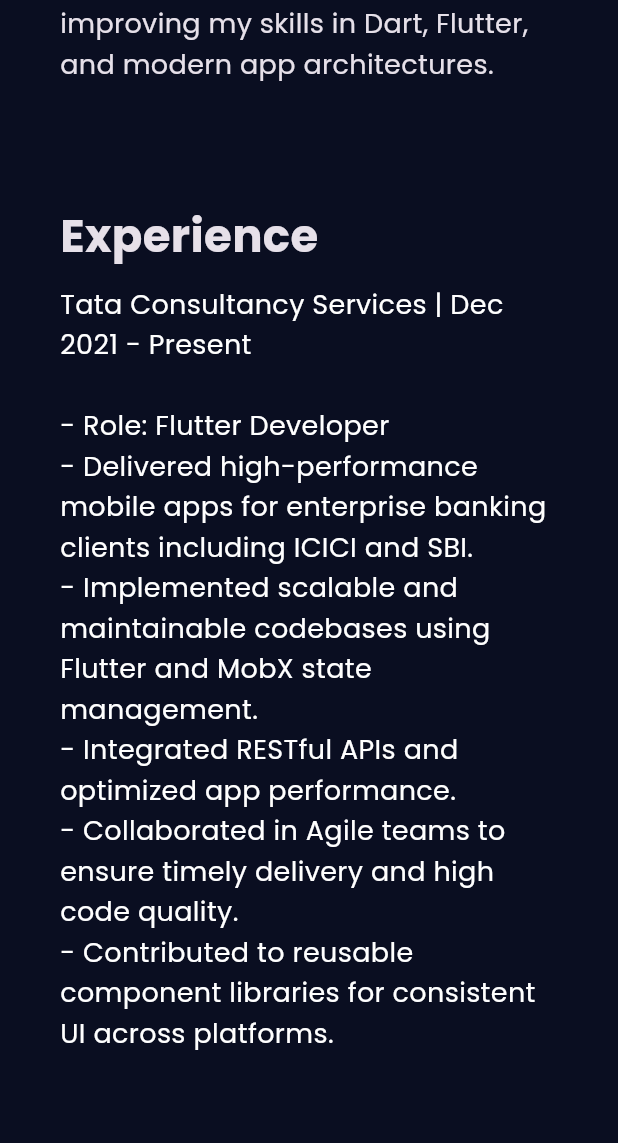
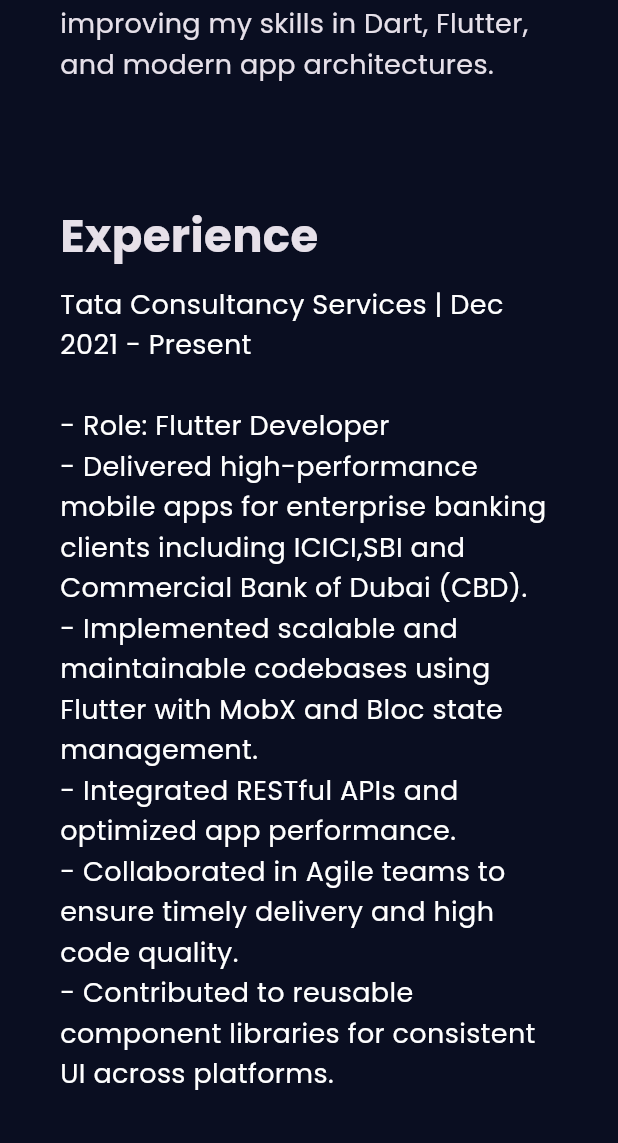
Before and after one commit to pralaypenti/portifolio_link, a Flutter app: the screen it shows after launch, scrolled down 1152 dp, on a phone screen of 412 x 824 dp, the part 93-1236 px from its top. Run offline on Flutter 3.47's test engine with Material 3 defaults, Android fonts, the phone set to English and light mode, and no system bars; our stand-ins replace animate_do, google_fonts.

Commit message:
updated code

```diff
--- a/lib/portifolio.dart
+++ b/lib/portifolio.dart
@@ -302,8 +302,8 @@
             Text(
               'Tata Consultancy Services | Dec 2021 - Present\n\n'
               '- Role: Flutter Developer\n'
-              '- Delivered high-performance mobile apps for enterprise banking clients including ICICI and SBI.\n'
-              '- Implemented scalable and maintainable codebases using Flutter and MobX state management.\n'
+              '- Delivered high-performance mobile apps for enterprise banking clients including ICICI,SBI and Commercial Bank of Dubai (CBD).\n'
+              '- Implemented scalable and maintainable codebases using Flutter with MobX and Bloc state management.\n'
               '- Integrated RESTful APIs and optimized app performance.\n'
               '- Collaborated in Agile teams to ensure timely delivery and high code quality.\n'
               '- Contributed to reusable component libraries for consistent UI across platforms.',
@@ -346,6 +346,13 @@
                     "Contributed to the State Bank of India’s mobile banking app, focusing on the loan journey. "
                     "Implemented features like loan applications, eligibility checks, interest calculators, and sanction letter management. "
                     "Used MobX for efficient state management to keep UI logic clean and maintainable.",
+              ),
+              ProjectCard(
+                title: "Commercial Bank of Dubai (CBD) App",
+                description:
+                    "Developed Soft Token Registration and Generate Soft Token screens using Bloc state management. "
+                    "Implemented a live timer with a 6-digit dynamic OTP for secure user authentication. "
+                    "Focused on smooth UI, strong validation, and seamless API integration.",
               ),
             ],
           ),
@@ -478,7 +485,7 @@
     final skillsData = {
       'Languages': ['Dart'],
       'Frameworks': ['Flutter'],
-      'State Management': ['MobX'],
+      'State Management': ['MobX','Bloc'],
       'Tools & Platforms': [
         'VS Code',
         'Android Studio',
```
Also changed, not shown: lib/example.dart (deleted, +0 -15 lines), pubspec.lock, 16 other files.
